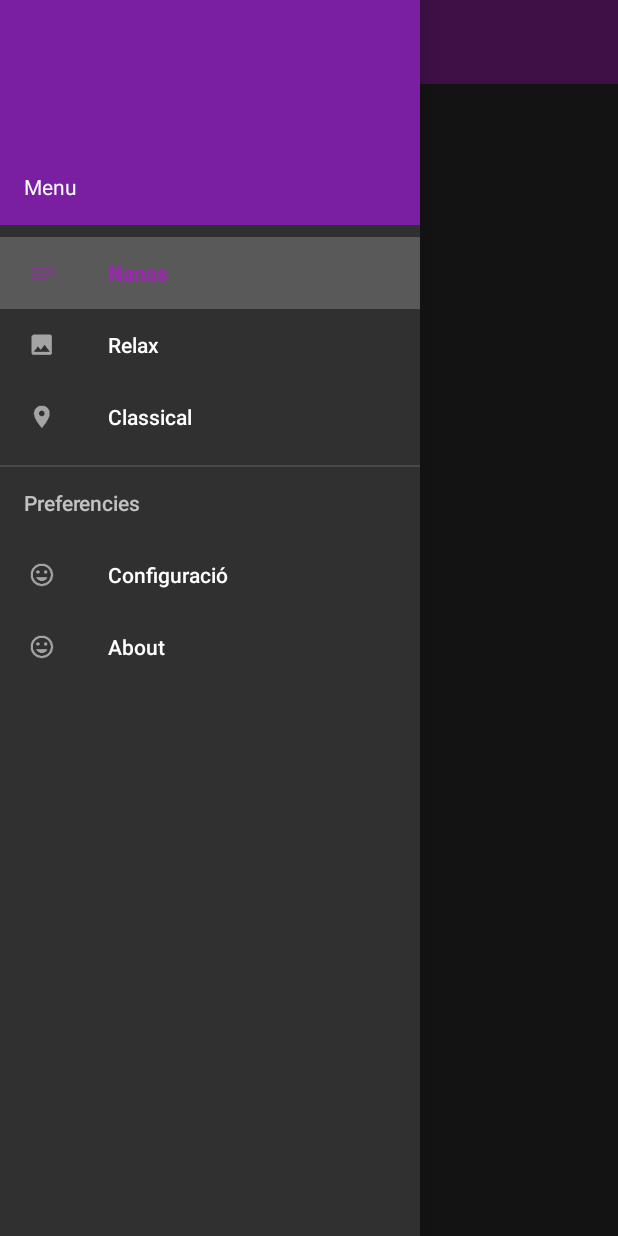
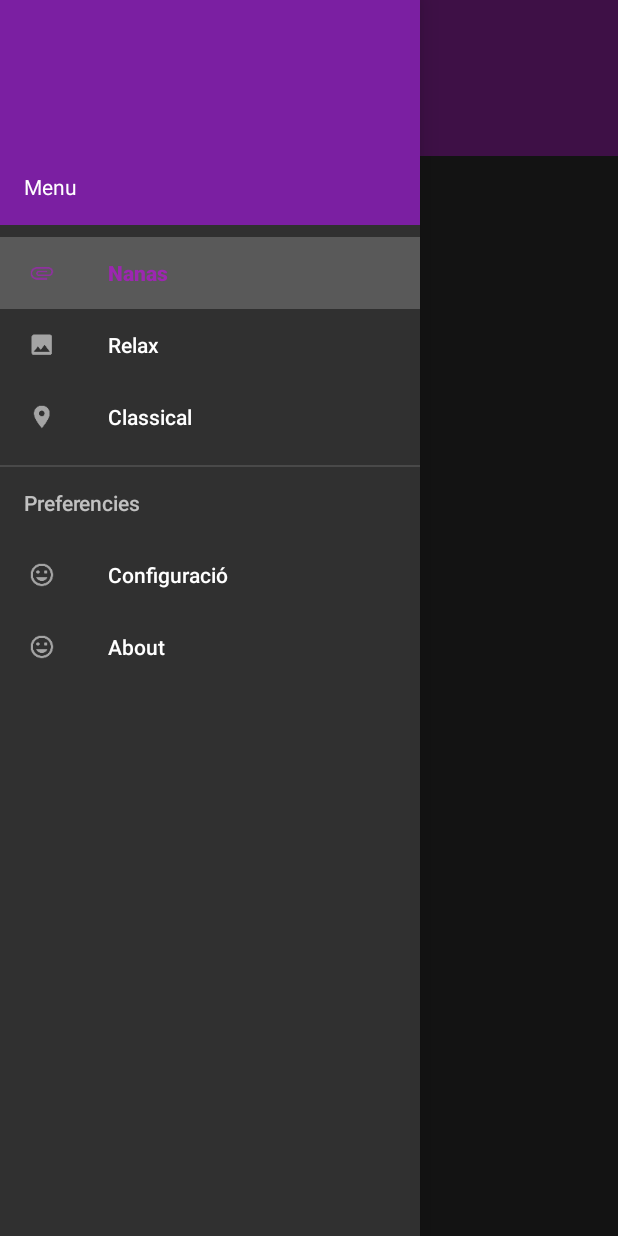
Before and after one commit to ivanisrdev/mobile-baby-nanas, an Android app: the screen it shows after launch (MainActivity), with the side drawer open, on a phone screen of 412 x 824 dp. Run offline under Robolectric (Android 15) with nearby library versions, the phone set to English and light mode, and no system bars.

Commit message:
Prepare layout to add tabs

```diff
--- a/BabyNanas/app/src/main/res/layout/activity_main.xml
+++ b/BabyNanas/app/src/main/res/layout/activity_main.xml
@@ -25,14 +25,28 @@
             app:layout_constraintRight_toRightOf="parent"
             app:layout_constraintTop_toTopOf="parent"/>
 
-        <TextView
-            android:layout_width="wrap_content"
+        <android.support.design.widget.TabLayout
+            android:id="@+id/tabLayout"
+            android:layout_width="0dp"
             android:layout_height="wrap_content"
-            android:layout_marginTop="8dp"
-            android:text="Hello World!"
+            android:background="?attr/colorPrimary"
+            android:theme="@style/ThemeOverlay.AppCompat.Dark"
+            app:layout_constraintHorizontal_bias="0.0"
             app:layout_constraintLeft_toLeftOf="parent"
-            app:layout_constraintTop_toBottomOf="@+id/toolbar"
-            tools:layout_constraintLeft_creator="1"/>
+            app:layout_constraintRight_toRightOf="parent"
+            app:layout_constraintTop_toBottomOf="@+id/toolbar"/>
+
+        <android.support.v4.view.ViewPager
+            android:id="@+id/viewpager"
+            android:layout_width="0dp"
+            android:layout_height="wrap_content"
+            android:layout_marginBottom="8dp"
+            app:layout_constraintBottom_toBottomOf="parent"
+            app:layout_constraintHorizontal_bias="0.0"
+            app:layout_constraintLeft_toLeftOf="parent"
+            app:layout_constraintRight_toRightOf="parent"
+            app:layout_constraintTop_toBottomOf="@+id/tabLayout"
+            app:layout_constraintVertical_bias="0.0"/>
 
     </android.support.constraint.ConstraintLayout>
 
```
